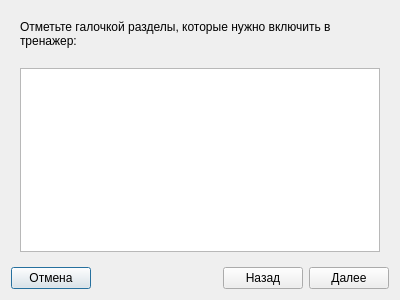
Above: control/trainingcreationwizard.ui from TheMrButcher/offline-mentor before the change. Below: the same form after it.
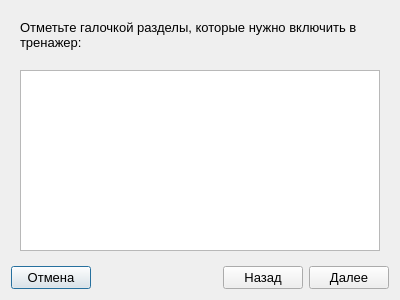
That is the form after the change. The open tabs and pages were chosen to show the change. Icons and pictures are not drawn.

The edit to the form file:
```diff
--- a/control/trainingcreationwizard.ui
+++ b/control/trainingcreationwizard.ui
@@ -22,6 +22,11 @@
     <height>300</height>
    </size>
   </property>
+  <property name="font">
+   <font>
+    <pointsize>10</pointsize>
+   </font>
+  </property>
   <property name="windowTitle">
    <string>Мастер настройки тренажера</string>
   </property>
@@ -309,7 +314,13 @@
         </widget>
        </item>
        <item>
-        <widget class="QListWidget" name="sectionsListWidget"/>
+        <widget class="QListWidget" name="sectionsListWidget">
+         <property name="font">
+          <font>
+           <pointsize>10</pointsize>
+          </font>
+         </property>
+        </widget>
        </item>
       </layout>
      </widget>
```
